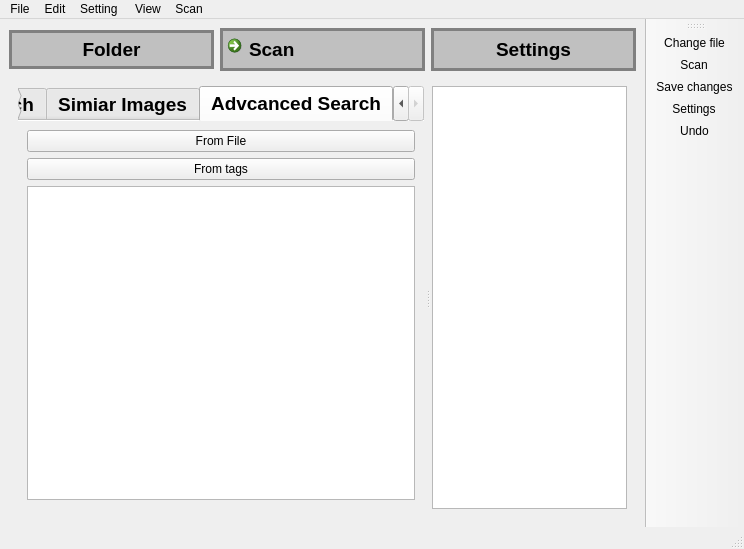
Before: the Qt Designer form mainwindow.ui in Effi-S/Image-Organizer, drawn with Qt 5.
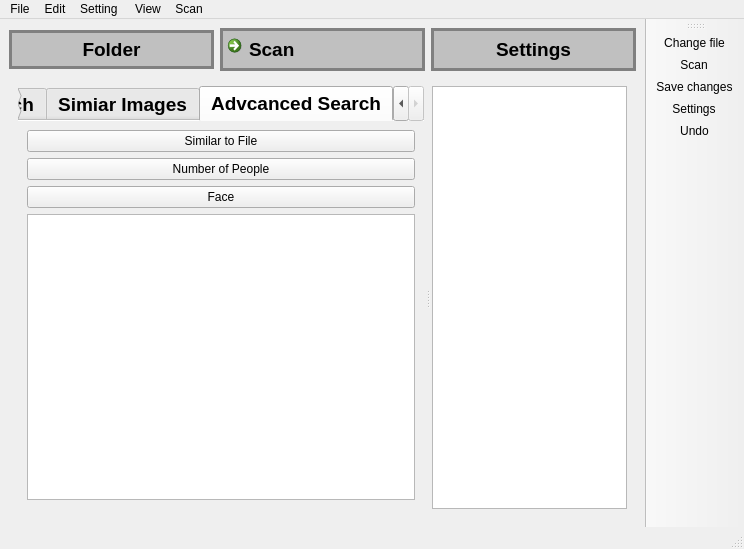
After: the same form once the commit is applied. The open tabs and pages were chosen to show the change. Icons and pictures are not drawn. Custom widgets are drawn as their Qt base class.

```diff
--- a/mainwindow.ui
+++ b/mainwindow.ui
@@ -199,19 +199,26 @@
             <item>
              <widget class="QPushButton" name="pushButton_3">
               <property name="text">
-               <string>From File</string>
+               <string>Similar to File</string>
               </property>
              </widget>
             </item>
             <item>
              <widget class="QPushButton" name="pushButton_2">
               <property name="text">
-               <string>From tags</string>
+               <string>Number of People</string>
               </property>
              </widget>
             </item>
             <item>
-             <widget class="QListWidget" name="listWidget"/>
+             <widget class="QPushButton" name="pushButton_adv_face">
+              <property name="text">
+               <string>Face</string>
+              </property>
+             </widget>
+            </item>
+            <item>
+             <widget class="QListView" name="listView"/>
             </item>
            </layout>
           </widget>
```
Left out of the diff: 6 changed lines with no effect on the pictures.
